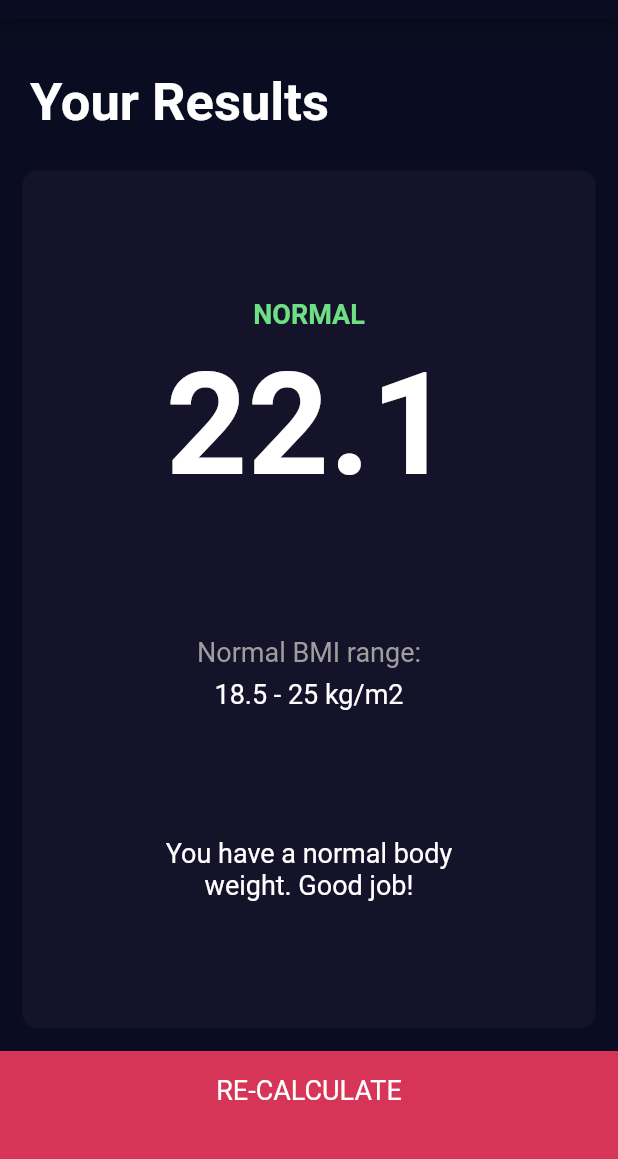
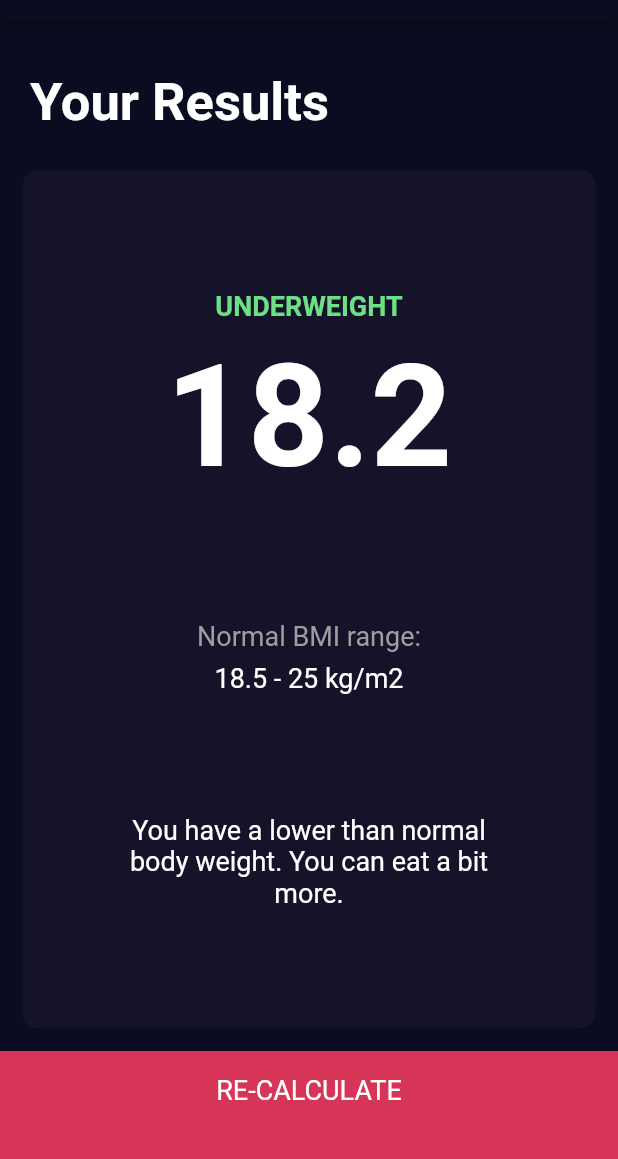
Before and after one commit to Dmirzoyan/bmi-calculator, a Flutter app: the screen it shows after launch, after a tap on "CALCULATE", on a phone screen of 412 x 824 dp, the part 65-1224 px from its top. Run offline on Flutter 3.47's test engine with Material 2 defaults, Android fonts, the phone set to English and light mode, and no system bars; our stand-ins replace font_awesome_flutter.

Commit message:
Added bmi calculation

```diff
--- /dev/null
+++ b/lib/screens/bmi_calculator.dart
@@ -0,0 +1,36 @@
+import 'package:flutter/material.dart';
+import 'dart:math';
+
+class BmiCalculator {
+  final int weight;
+  final int height;
+
+  double _bmi;
+
+  BmiCalculator({@required this.weight, @required this.height});
+
+  String calculateBmi() {
+    _bmi = weight / pow(height/100, 2);
+    return _bmi.toStringAsFixed(1);
+  }
+
+  String getResults() {
+    if (_bmi >= 25) {
+      return 'Overweight';
+    } else if (_bmi > 18.5 ) {
+      return 'Normal';
+    } else {
+      return 'Underweight';
+    }
+  }
+
+  String getInterpretation() {
+    if (_bmi >= 25) {
+      return 'You have a higher than normal body weight. Try to exercise more.';
+    } else if (_bmi > 18.5 ) {
+      return 'You have a normal body weight. Great job!';
+    } else {
+      return 'You have a lower than normal body weight. You can eat a bit more.';
+    }
+  }
+}
--- a/lib/screens/input_page.dart
+++ b/lib/screens/input_page.dart
@@ -1,5 +1,6 @@
-import 'package:bmi_calculator/components/control_content.dart';
-import 'package:bmi_calculator/components/icon_content.dart';
+import 'package:bmi_calculator/screens/bmi_calculator.dart';
+import 'package:bmi_calculator/screens/control_content.dart';
+import 'package:bmi_calculator/screens/icon_content.dart';
 import 'package:bmi_calculator/constants.dart';
 import 'package:bmi_calculator/screens/results_page.dart';
 import 'package:flutter/material.dart';
@@ -158,10 +159,16 @@ class _InputPageState extends State<InputPage> {
           BottomButton(
             label: 'CALCULATE',
             onPress: () {
+              final bmiCalculator = BmiCalculator(height: height, weight: weight);
+
               Navigator.push(
                 context,
                 MaterialPageRoute(
-                  builder: (context) => ResultsPage(),
+                  builder: (context) => ResultsPage(
+                        bmiResult: bmiCalculator.calculateBmi(),
+                        resultText: bmiCalculator.getResults(),
+                        interpretation: bmiCalculator.getInterpretation(),
+                      ),
                 ),
               );
             },
--- a/lib/screens/results_page.dart
+++ b/lib/screens/results_page.dart
@@ -4,6 +4,12 @@ import 'package:flutter/material.dart';
 import 'package:bmi_calculator/components/reusable_card.dart';
 
 class ResultsPage extends StatelessWidget {
+  final String bmiResult;
+  final String resultText;
+  final String interpretation;
+
+  ResultsPage({@required this.bmiResult, @required this.resultText, @required this.interpretation});
+
   @override
   Widget build(BuildContext context) {
     return Scaffold(
@@ -28,14 +34,14 @@ class ResultsPage extends StatelessWidget {
                     Column(
                       children: <Widget>[
                         Text(
-                          'NORMAL',
+                          resultText.toUpperCase(),
                           style: kAccentTextStyle,
                         ),
                         SizedBox(
                           height: 8,
                         ),
                         Text(
-                          '22.1',
+                          bmiResult,
                           style: kResultTextStyle,
                         ),
                       ],
@@ -56,7 +62,7 @@ class ResultsPage extends StatelessWidget {
                     Padding(
                       padding: EdgeInsets.symmetric(horizontal: 70),
                       child: Text(
-                        'You have a normal body weight. Good job!',
+                        interpretation,
                         textAlign: TextAlign.center,
                         style: kLargeLabelTextStyle,
                       ),
```
Also changed, not shown: lib/screens/control_content.dart (renamed from lib/components/control_content.dart), lib/screens/icon_content.dart (renamed from lib/components/icon_content.dart).
